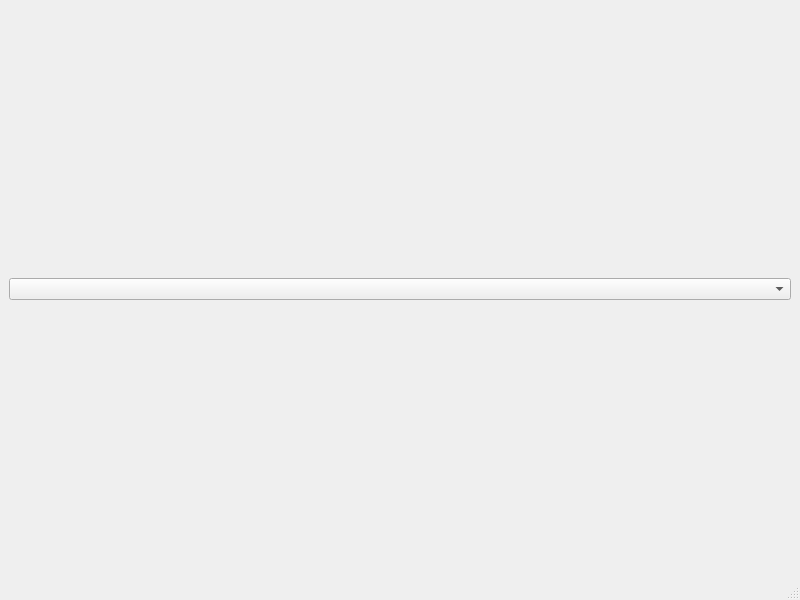
seneubauer/meal-planning, file meal-planning/meal_planning.ui: the form before one commit.
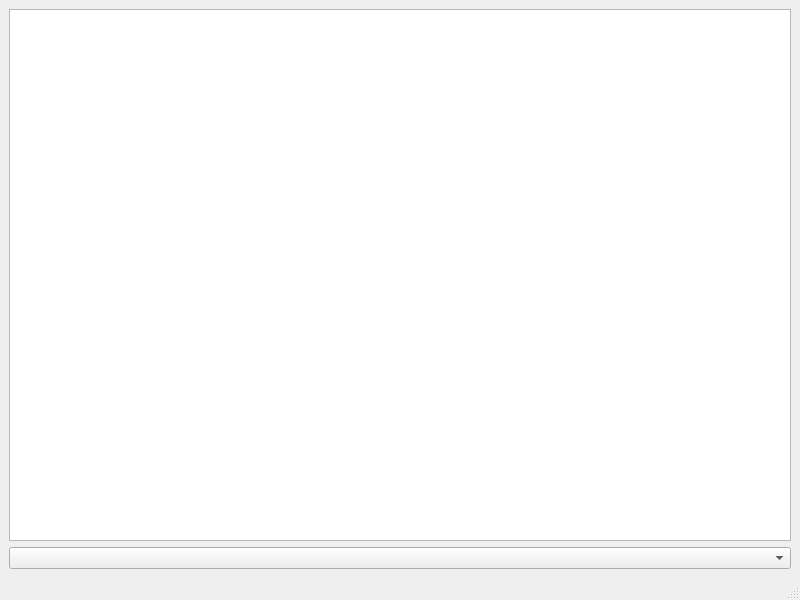
The form after the commit.

```diff
--- a/meal-planning/meal_planning.ui
+++ b/meal-planning/meal_planning.ui
@@ -14,7 +14,10 @@
    <string>meal_planning</string>
   </property>
   <widget class="QWidget" name="centralwidget">
-   <layout class="QHBoxLayout" name="horizontalLayout">
+   <layout class="QVBoxLayout" name="verticalLayout">
+    <item>
+     <widget class="QTableView" name="vitaminTable"/>
+    </item>
     <item>
      <widget class="QComboBox" name="comboBox"/>
     </item>
```
